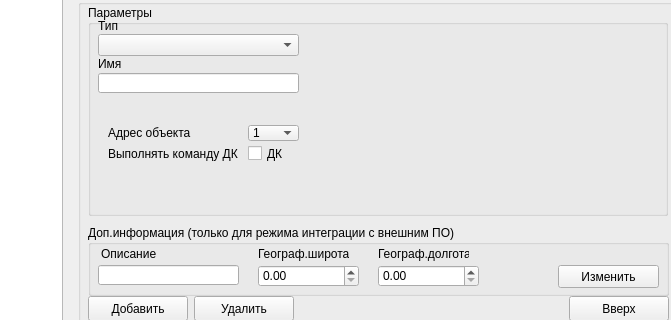
Old version of the form m_cfg/MainWindowCFG.ui in the repository xXRadioHeadXx/start7; both pictures show x 227 to 898 and y 158 to 478 of the 898 by 978 pixel window.
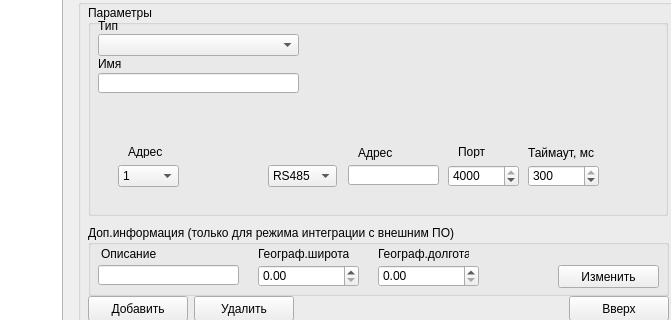
New version of the form. The open tabs and pages were chosen to show the change. Icons and pictures are not drawn.

```diff
--- a/m_cfg/MainWindowCFG.ui
+++ b/m_cfg/MainWindowCFG.ui
@@ -1835,39 +1835,13 @@
          </widget>
         </widget>
         <widget class="QWidget" name="RLM_C_groupbox">
-         <widget class="QCheckBox" name="RLM_C_DK_checkBox">
+         <widget class="QComboBox" name="RLM_C_adress_combobox">
           <property name="geometry">
            <rect>
-            <x>150</x>
-            <y>40</y>
-            <width>70</width>
-            <height>17</height>
-           </rect>
-          </property>
-          <property name="text">
-           <string>ДК</string>
-          </property>
-         </widget>
-         <widget class="QLabel" name="IU_label_Num2_14">
-          <property name="geometry">
-           <rect>
-            <x>10</x>
-            <y>20</y>
-            <width>101</width>
-            <height>16</height>
-           </rect>
-          </property>
-          <property name="text">
-           <string>Адрес объекта</string>
-          </property>
-         </widget>
-         <widget class="QComboBox" name="RLM_C_comboBox_Num1">
-          <property name="geometry">
-           <rect>
-            <x>150</x>
-            <y>20</y>
-            <width>51</width>
-            <height>16</height>
+            <x>20</x>
+            <y>60</y>
+            <width>61</width>
+            <height>22</height>
            </rect>
           </property>
           <item>
@@ -1914,16 +1888,163 @@
          <widget class="QLabel" name="CD_label_27">
           <property name="geometry">
            <rect>
-            <x>10</x>
+            <x>260</x>
             <y>40</y>
-            <width>131</width>
-            <height>17</height>
+            <width>61</width>
+            <height>16</height>
            </rect>
           </property>
           <property name="text">
-           <string>Выполнять команду ДК </string>
+           <string>Адрес</string>
           </property>
          </widget>
+         <widget class="QStackedWidget" name="RLM_C_UDP_RS485_stacked">
+          <property name="geometry">
+           <rect>
+            <x>350</x>
+            <y>30</y>
+            <width>171</width>
+            <height>61</height>
+           </rect>
+          </property>
+          <property name="currentIndex">
+           <number>1</number>
+          </property>
+          <widget class="QWidget" name="RLM_C_UDP">
+           <widget class="QLabel" name="label_93">
+            <property name="geometry">
+             <rect>
+              <x>10</x>
+              <y>10</y>
+              <width>47</width>
+              <height>13</height>
+             </rect>
+            </property>
+            <property name="text">
+             <string>Порт</string>
+            </property>
+           </widget>
+           <widget class="QLabel" name="label_94">
+            <property name="geometry">
+             <rect>
+              <x>80</x>
+              <y>10</y>
+              <width>71</width>
+              <height>16</height>
+             </rect>
+            </property>
+            <property name="text">
+             <string>Таймаут, мс</string>
+            </property>
+           </widget>
+           <widget class="QDoubleSpinBox" name="RLM_C_UdpPort_doubleSpinBox">
+            <property name="geometry">
+             <rect>
+              <x>0</x>
+              <y>30</y>
+              <width>71</width>
+              <height>22</height>
+             </rect>
+            </property>
+            <property name="decimals">
+             <number>0</number>
+            </property>
+            <property name="maximum">
+             <double>4000.000000000000000</double>
+            </property>
+            <property name="value">
+             <double>4000.000000000000000</double>
+            </property>
+           </widget>
+           <widget class="QDoubleSpinBox" name="RLM_C_timeout_doubleSpinBox">
+            <property name="geometry">
+             <rect>
+              <x>80</x>
+              <y>30</y>
+              <width>71</width>
+              <height>22</height>
+             </rect>
+            </property>
+            <property name="decimals">
+             <number>0</number>
+            </property>
+            <property name="maximum">
+             <double>300.000000000000000</double>
+            </property>
+            <property name="value">
+             <double>300.000000000000000</double>
+            </property>
+           </widget>
+          </widget>
+          <widget class="QWidget" name="RLM_C_RS485">
+           <widget class="QComboBox" name="RLM_C_port_combobox">
+            <property name="geometry">
+             <rect>
+              <x>10</x>
+              <y>30</y>
+              <width>81</width>
+              <height>22</height>
+             </rect>
+            </property>
+           </widget>
+           <widget class="QLabel" name="label_95">
+            <property name="geometry">
+             <rect>
+              <x>20</x>
+              <y>10</y>
+              <width>61</width>
+              <height>16</height>
+             </rect>
+            </property>
+            <property name="text">
+             <string>COM-Порт</string>
+            </property>
+           </widget>
+          </widget>
+         </widget>
+         <widget class="QLineEdit" name="RLM_CL_ipadress_lineedit">
+          <property name="geometry">
+           <rect>
+            <x>250</x>
+            <y>60</y>
+            <width>91</width>
+            <height>20</height>
+           </rect>
+          </property>
+         </widget>
+         <widget class="QLabel" name="label_96">
+          <property name="geometry">
+           <rect>
+            <x>30</x>
+            <y>40</y>
+            <width>47</width>
+            <height>13</height>
+           </rect>
+          </property>
+          <property name="text">
+           <string>Адрес</string>
+          </property>
+         </widget>
+         <widget class="QComboBox" name="RLM_C_UDP_RS485_combobox">
+          <property name="geometry">
+           <rect>
+            <x>170</x>
+            <y>60</y>
+            <width>69</width>
+            <height>22</height>
+           </rect>
+          </property>
+          <item>
+           <property name="text">
+            <string>RS485</string>
+           </property>
+          </item>
+          <item>
+           <property name="text">
+            <string>UDP</string>
+           </property>
+          </item>
+         </widget>
         </widget>
         <widget class="QWidget" name="BOD_T4K_M_groupbox">
          <widget class="QLabel" name="label_18">
```
Left out of the diff: 24 changed lines with no effect on the pictures.
